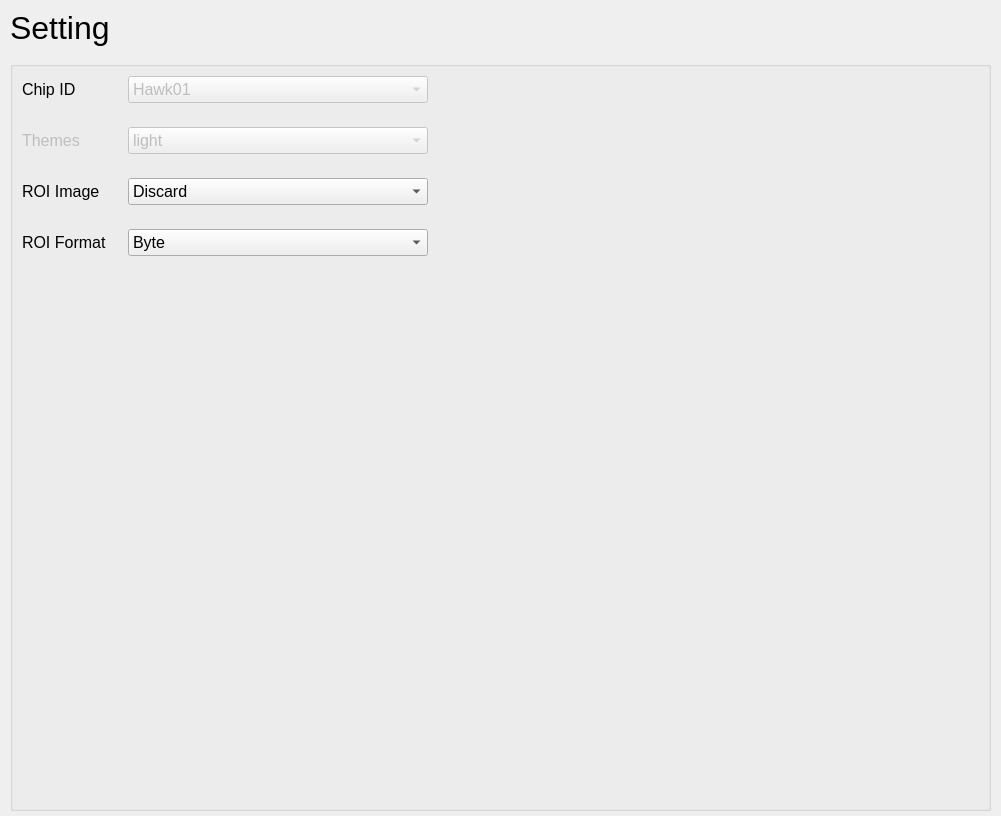
Qt form AdapsChip/ChipUI/gui/uis/pages/main_pages.ui (HongGang-Pub/Adaps) before a commit.
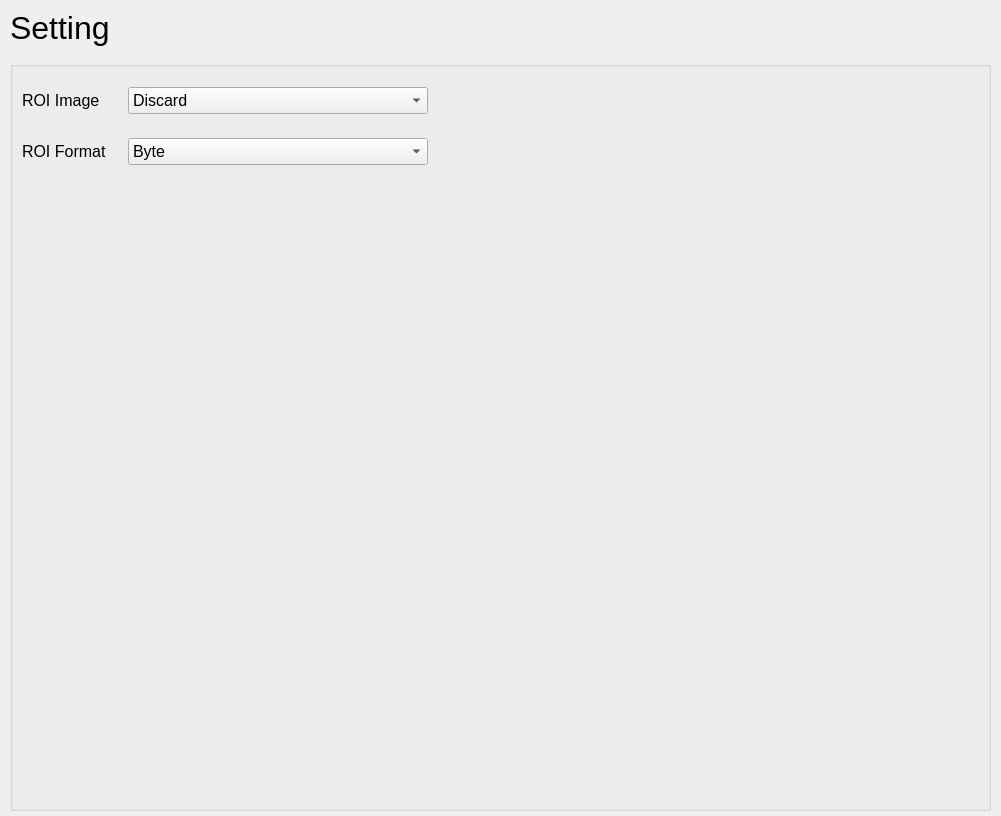
The same form after that commit. The open tabs and pages were chosen to show the change. Custom widgets are drawn as their Qt base class.

Patch:
```diff
--- a/AdapsChip/ChipUI/gui/uis/pages/main_pages.ui
+++ b/AdapsChip/ChipUI/gui/uis/pages/main_pages.ui
@@ -10074,8 +10074,8 @@
            <rect>
             <x>0</x>
             <y>0</y>
-            <width>442</width>
-            <height>285</height>
+            <width>991</width>
+            <height>811</height>
            </rect>
           </property>
           <property name="styleSheet">
@@ -10148,209 +10148,9 @@
               <property name="spacing">
                <number>24</number>
               </property>
-              <item>
-               <widget class="QFrame" name="chip_ID_Group">
-                <property name="layoutDirection">
-                 <enum>Qt::LayoutDirection::LeftToRight</enum>
-                </property>
-                <property name="autoFillBackground">
-                 <bool>false</bool>
-                </property>
-                <layout class="QHBoxLayout" name="horizontalLayout_3">
-                 <property name="leftMargin">
-                  <number>0</number>
-                 </property>
-                 <property name="topMargin">
-                  <number>0</number>
-                 </property>
-                 <property name="rightMargin">
-                  <number>0</number>
-                 </property>
-                 <property name="bottomMargin">
-                  <number>0</number>
-                 </property>
-                 <item>
-                  <widget class="QLabel" name="chip_ID_Label">
-                   <property name="minimumSize">
-                    <size>
-                     <width>100</width>
-                     <height>0</height>
-                    </size>
-                   </property>
-                   <property name="maximumSize">
-                    <size>
-                     <width>100</width>
-                     <height>16777215</height>
-                    </size>
-                   </property>
-                   <property name="font">
-                    <font>
-                     <family>Microsoft YaHei UI</family>
-                     <pointsize>12</pointsize>
-                     <italic>false</italic>
-                     <bold>false</bold>
-                    </font>
-                   </property>
-                   <property name="frameShape">
-                    <enum>QFrame::Shape::NoFrame</enum>
-                   </property>
-                   <property name="text">
-                    <string>Chip ID</string>
-                   </property>
-                  </widget>
-                 </item>
-                 <item>
-                  <widget class="QComboBox" name="chip_ID_ComboBox">
-                   <property name="enabled">
-                    <bool>false</bool>
-                   </property>
-                   <property name="minimumSize">
-                    <size>
-                     <width>300</width>
-                     <height>0</height>
-                    </size>
-                   </property>
-                   <property name="maximumSize">
-                    <size>
-                     <width>300</width>
-                     <height>16777215</height>
-                    </size>
-                   </property>
-                   <property name="font">
-                    <font>
-                     <family>Microsoft YaHei UI</family>
-                     <pointsize>12</pointsize>
-                     <italic>false</italic>
-                     <bold>false</bold>
-                    </font>
-                   </property>
-                   <item>
-                    <property name="text">
-                     <string>Hawk01</string>
-                    </property>
-                   </item>
-                  </widget>
-                 </item>
-                 <item>
-                  <spacer name="horizontalSpacer_19">
-                   <property name="orientation">
-                    <enum>Qt::Orientation::Horizontal</enum>
-                   </property>
-                   <property name="sizeHint" stdset="0">
-                    <size>
-                     <width>40</width>
-                     <height>20</height>
-                    </size>
-                   </property>
-                  </spacer>
-                 </item>
-                </layout>
-               </widget>
-              </item>
-              <item>
-               <widget class="QFrame" name="thems_select_Group">
-                <property name="enabled">
-                 <bool>false</bool>
-                </property>
-                <property name="toolTip">
-                 <string/>
-                </property>
-                <layout class="QHBoxLayout" name="horizontalLayout_21">
-                 <property name="leftMargin">
-                  <number>0</number>
-                 </property>
-                 <property name="topMargin">
-                  <number>0</number>
-                 </property>
-                 <property name="rightMargin">
-                  <number>0</number>
-                 </property>
-                 <property name="bottomMargin">
-                  <number>0</number>
-                 </property>
-                 <item>
-                  <widget class="QLabel" name="themes_select_Label">
-                   <property name="minimumSize">
-                    <size>
-                     <width>100</width>
-                     <height>0</height>
-                    </size>
-                   </property>
-                   <property name="maximumSize">
-                    <size>
-                     <width>100</width>
-                     <height>16777215</height>
-                    </size>
-                   </property>
-                   <property name="font">
-                    <font>
-                     <family>Microsoft YaHei UI</family>
-                     <pointsize>12</pointsize>
-                     <italic>false</italic>
-                     <bold>false</bold>
-                    </font>
-                   </property>
-                   <property name="frameShape">
-                    <enum>QFrame::Shape::NoFrame</enum>
-                   </property>
-                   <property name="text">
-                    <string>Themes</string>
-                   </property>
-                  </widget>
-                 </item>
-                 <item>
-                  <widget class="QComboBox" name="themes_select_ComboBox">
-                   <property name="minimumSize">
-                    <size>
-                     <width>300</width>
-                     <height>0</height>
-                    </size>
-                   </property>
-                   <property name="maximumSize">
-                    <size>
-                     <width>300</width>
-                     <height>16777215</height>
-                    </size>
-                   </property>
-                   <property name="font">
-                    <font>
-                     <family>Microsoft YaHei UI</family>
-                     <pointsize>12</pointsize>
-                     <italic>false</italic>
-                     <bold>false</bold>
-                    </font>
-                   </property>
-                   <property name="toolTip">
-                    <string>Coming soon!</string>
-                   </property>
-                   <item>
-                    <property name="text">
-                     <string>light</string>
-                    </property>
-                   </item>
-                   <item>
-                    <property name="text">
-                     <string>dark</string>
-                    </property>
-                   </item>
-                  </widget>
-                 </item>
-                 <item>
-                  <spacer name="horizontalSpacer_21">
-                   <property name="orientation">
-                    <enum>Qt::Orientation::Horizontal</enum>
-                   </property>
-                   <property name="sizeHint" stdset="0">
-                    <size>
-                     <width>40</width>
-                     <height>20</height>
-                    </size>
-                   </property>
-                  </spacer>
-                 </item>
-                </layout>
-               </widget>
-              </item>
+              <property name="topMargin">
+               <number>20</number>
+              </property>
               <item>
                <widget class="QFrame" name="roi_image_save">
                 <layout class="QHBoxLayout" name="horizontalLayout_22">
```
Left out of the diff: 30 changed lines with no effect on the pictures.
